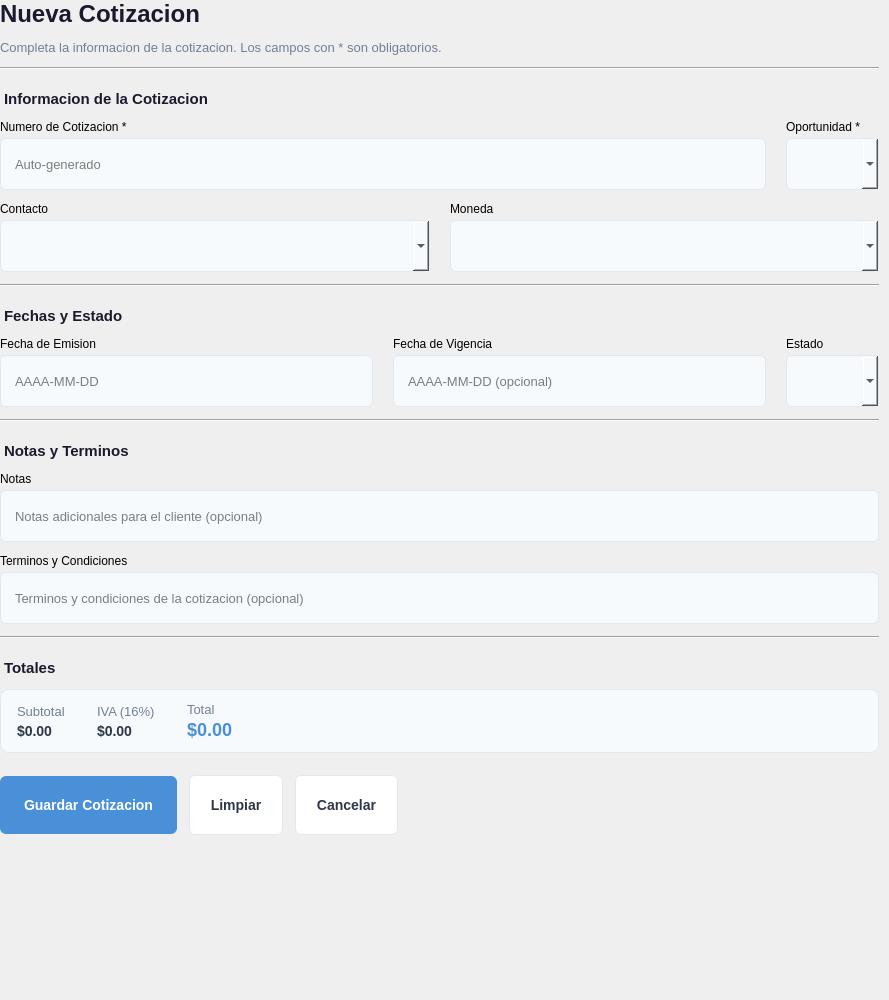
First picture: the form in app/views/ui/ventas/cotizacion_form.ui, repository DataDave-Dev/CRM-Portable, before the edit.
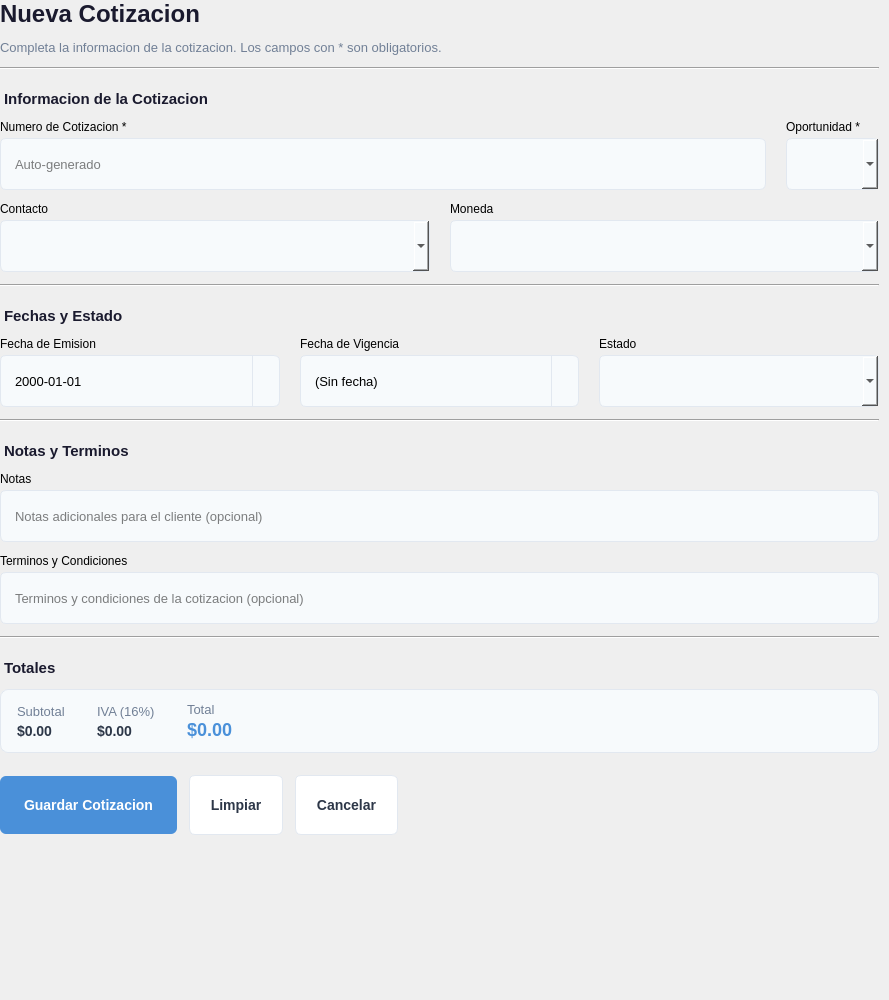
Second picture: the form after the edit.

Commit message: feat(ventas): replace QLineEdit with QDateEdit for fecha_emision and fecha_vigencia; enhance date handling and UI consistency

Diff of the .ui file:
```diff
--- a/app/views/ui/ventas/cotizacion_form.ui
+++ b/app/views/ui/ventas/cotizacion_form.ui
@@ -15,13 +15,14 @@
     font-size: 15px; font-weight: bold; color: #1a1a2e; padding-top: 8px;
 }
 
-QLineEdit, QComboBox {
+QLineEdit, QComboBox, QDateEdit {
     padding: 8px 12px; border: 1px solid #e2e8f0; border-radius: 6px;
     background-color: #f7fafc; font-size: 13px; min-height: 34px;
 }
 QLineEdit:focus, QComboBox:focus { border: 1px solid #4a90d9; background-color: white; }
 QLineEdit:hover, QComboBox:hover { border: 1px solid #cbd5e0; }
 QLineEdit[readOnly="true"] { background-color: #edf2f7; color: #718096; }
+QDateEdit::drop-down { border: none; border-left: 1px solid #e2e8f0; width: 26px; }
 
 QPushButton#btn_guardar {
     background-color: #4a90d9; color: white; border: none; border-radius: 6px;
@@ -123,13 +124,23 @@
          <item>
           <layout class="QVBoxLayout" name="fechaEmisionLayout"><property name="spacing"><number>4</number></property>
            <item><widget class="QLabel" name="label_fecha_emision"><property name="text"><string>Fecha de Emision</string></property></widget></item>
-           <item><widget class="QLineEdit" name="input_fecha_emision"><property name="placeholderText"><string>AAAA-MM-DD</string></property></widget></item>
+           <item><widget class="QDateEdit" name="input_fecha_emision">
+             <property name="calendarPopup"><bool>true</bool></property>
+             <property name="displayFormat"><string>yyyy-MM-dd</string></property>
+             <property name="minimumDate"><date><year>2000</year><month>1</month><day>1</day></date></property>
+            </widget></item>
           </layout>
          </item>
          <item>
           <layout class="QVBoxLayout" name="fechaVigenciaLayout"><property name="spacing"><number>4</number></property>
            <item><widget class="QLabel" name="label_fecha_vigencia"><property name="text"><string>Fecha de Vigencia</string></property></widget></item>
-           <item><widget class="QLineEdit" name="input_fecha_vigencia"><property name="placeholderText"><string>AAAA-MM-DD (opcional)</string></property></widget></item>
+           <item><widget class="QDateEdit" name="input_fecha_vigencia">
+             <property name="calendarPopup"><bool>true</bool></property>
+             <property name="displayFormat"><string>yyyy-MM-dd</string></property>
+             <property name="specialValueText"><string>(Sin fecha)</string></property>
+             <property name="minimumDate"><date><year>2000</year><month>1</month><day>1</day></date></property>
+             <property name="date"><date><year>2000</year><month>1</month><day>1</day></date></property>
+            </widget></item>
           </layout>
          </item>
          <item>
```
Left out of the diff: 4 changed lines with no effect on the pictures.
